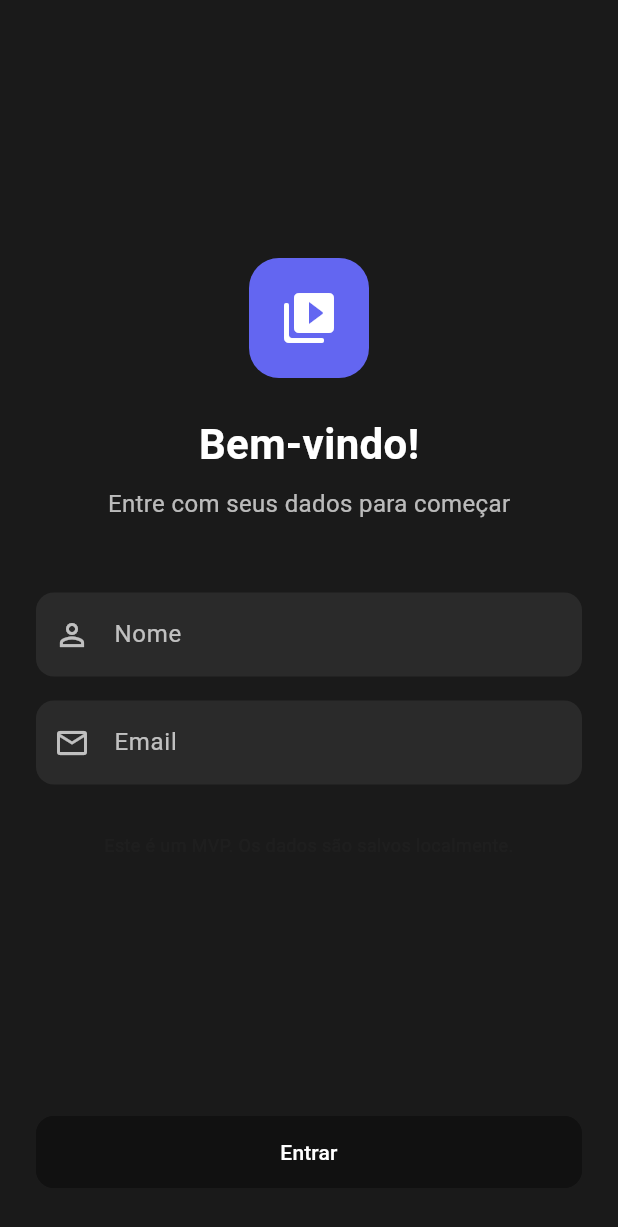
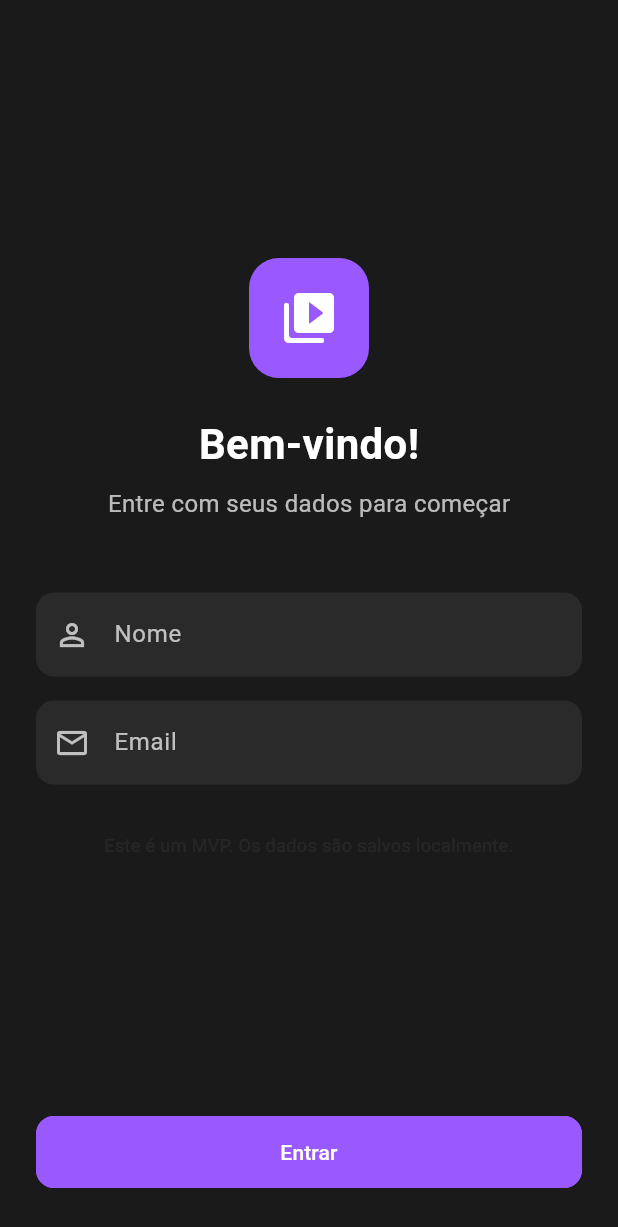
Before and after one commit to GabrielFVDev/edit-video, a Flutter app: the screen it shows after launch, on a phone screen of 412 x 824 dp. Shown: the top 1227 px of the screen. Run offline on Flutter 3.47's test engine with Material 3 defaults, Android fonts, the phone set to English and light mode, and no system bars; our stand-ins replace flutter_riverpod, go_router.

Commit message:
feat: Refactor color usage across the app to utilize AppColors class for consistency

```diff
--- a/lib/core/constants/app_colors.dart
+++ b/lib/core/constants/app_colors.dart
@@ -1,20 +1,150 @@
 import 'package:flutter/material.dart';
 
+/// Classe que centraliza todas as cores utilizadas no aplicativo
+/// Baseada no design system atual do projeto
 class AppColors {
-  static const Color background = Color.fromARGB(255, 20, 24, 38);
-  static const Color foreground = Color.fromARGB(255, 230, 235, 245);
-  static const Color primary = Color.fromARGB(255, 153, 89, 255);
-  static const Color accent = Color.fromARGB(255, 207, 51, 255);
+  // ========== CORES PRINCIPAIS ==========
 
+  /// Cor de fundo principal da aplicação
+  static const Color background = Color(0xFF1A1A1A);
+
+  /// Cor de superfície secundária (cards, inputs, etc)
+  static const Color surface = Color(0xFF2A2A2A);
+
+  /// Cor do texto principal
+  static const Color foreground = Color(0xFFFFFFFF);
+
+  /// Cor do texto secundário (subtítulos, placeholders)
+  static const Color foregroundSecondary = Color(
+    0xB3FFFFFF,
+  ); // white.withOpacity(0.7)
+
+  /// Cor do texto desabilitado
+  static const Color foregroundDisabled = Color(
+    0x0DFFFFFF,
+  ); // white.withAlpha(5)
+
+  // ========== CORES DE IDENTIDADE ==========
+
+  /// Cor primária roxa do aplicativo
+  static const Color primary = Color(0xFF9959FF); // 153, 89, 255
+
+  /// Cor secundária roxa/pink
+  static const Color secondary = Color(0xFFCF33FF); // 207, 51, 255
+
+  /// Cor de accent (botões primários)
+  static const Color accent = Color(0xFF6366F1);
+
+  // ========== CORES DE ESTADO ==========
+
+  /// Cor de sucesso
+  static const Color success = Color(0xFF22C55E); // 34, 197, 94
+
+  /// Cor de aviso/warning
+  static const Color warning = Color(0xFFFFBF36); // 255, 191, 54
+
+  /// Cor de erro
+  static const Color error = Color(0xFFFF0073);
+
+  /// Cor de erro padrão
+  static const Color errorDefault = Color(0xFFB00020);
+
+  // ========== CORES ESPECÍFICAS DO VÍDEO ==========
+
+  /// Cor primária para elementos de vídeo
   static const Color videoPrimary = primary;
-  static const Color videoSecondary = accent;
-  static const Color videoSuccess = Color.fromARGB(255, 34, 197, 94);
-  static const Color videoWarning = Color.fromARGB(255, 255, 191, 54);
-  static const Color videoTimeline = Color.fromARGB(255, 32, 38, 56);
 
+  /// Cor secundária para elementos de vídeo
+  static const Color videoSecondary = secondary;
+
+  /// Cor de sucesso para processamento de vídeo
+  static const Color videoSuccess = success;
+
+  /// Cor de warning para processamento de vídeo
+  static const Color videoWarning = warning;
+
+  /// Cor da timeline de vídeo
+  static const Color videoTimeline = Color(0xFF202638); // 32, 38, 56
+
+  // ========== CORES DE BOTÃO ==========
+
+  /// Cor primária para botões (roxa suave)
+  static const Color buttonPrimary = primary; // Usa a cor primária roxa
+
+  /// Cor secundária para botões (roxa mais suave)
+  static const Color buttonSecondary = Color(0xFF8B5FBF); // Roxa mais suave
+
+  /// Cor padrão de botão (estado normal) - roxa suave
+  static const Color buttonNormal = Color(0xFF7C3AED); // Roxa suave para botões
+
+  /// Cor de botão desabilitado
+  static const Color buttonDisabled = Color(0xFFB6B6B6);
+
+  /// Cor de botão em estado de erro
+  static const Color buttonError = error;
+
+  // ========== CORES COMPLEMENTARES ==========
+
+  /// Cor para texto em superfícies primárias
   static const Color onPrimary = foreground;
+
+  /// Cor para texto em superfícies de fundo
   static const Color onBackground = foreground;
-  static const Color onAccent = Colors.white;
 
-  static const Color error = Color(0xFFB00020);
+  /// Cor para texto em superfícies de accent
+  static const Color onAccent = foreground;
+
+  /// Cor para texto em superfícies de sucesso
+  static const Color onSuccess = foreground;
+
+  /// Cor para texto em superfícies de erro
+  static const Color onError = foreground;
+
+  /// Cor transparente
+  static const Color transparent = Colors.transparent;
+
+  // ========== GRADIENTES ==========
+
+  /// Gradiente principal do aplicativo
+  static const LinearGradient primaryGradient = LinearGradient(
+    colors: [primary, secondary],
+    begin: Alignment.topLeft,
+    end: Alignment.bottomRight,
+  );
+
+  /// Gradiente para botões
+  static const LinearGradient buttonGradient = LinearGradient(
+    colors: [accent, primary],
+    begin: Alignment.topLeft,
+    end: Alignment.bottomRight,
+  );
+
+  // ========== OPACIDADES COMUNS ==========
+
+  /// Opacidade para elementos desabilitados
+  static const double disabledOpacity = 0.5;
+
+  /// Opacidade para elementos secundários
+  static const double secondaryOpacity = 0.7;
+
+  /// Opacidade para overlays
+  static const double overlayOpacity = 0.8;
+
+  /// Opacidade para sombras
+  static const double shadowOpacity = 0.2;
 }
+
+/// Extensão para facilitar o uso de cores com opacidade
+extension AppColorsExtension on Color {
+  /// Retorna a cor com opacidade secundária
+  Color get withSecondaryOpacity => withOpacity(AppColors.secondaryOpacity);
+
+  /// Retorna a cor com opacidade de desabilitado
+  Color get withDisabledOpacity => withOpacity(AppColors.disabledOpacity);
+
+  /// Retorna a cor com opacidade de overlay
+  Color get withOverlayOpacity => withOpacity(AppColors.overlayOpacity);
+
+  /// Retorna a cor com opacidade de sombra
+  Color get withShadowOpacity => withOpacity(AppColors.shadowOpacity);
+}
--- a/lib/main.dart
+++ b/lib/main.dart
@@ -1,6 +1,7 @@
 import 'package:flutter/material.dart';
 import 'package:flutter_riverpod/flutter_riverpod.dart';
 import 'package:video_editor/core/routes.dart';
+import 'package:video_editor/core/constants/app_colors.dart';
 
 void main() {
   runApp(
@@ -24,9 +25,9 @@ class MyApp extends StatelessWidget {
         // Configuração de tema escuro para combinar com as telas
         brightness: Brightness.dark,
         primarySwatch: Colors.indigo,
-        scaffoldBackgroundColor: const Color(0xFF1A1A1A),
+        scaffoldBackgroundColor: AppColors.background,
         appBarTheme: const AppBarTheme(
-          backgroundColor: Color(0xFF1A1A1A),
+          backgroundColor: AppColors.background,
           elevation: 0,
         ),
       ),
--- a/lib/view/login/login_view.dart
+++ b/lib/view/login/login_view.dart
@@ -3,6 +3,7 @@ import 'package:flutter_riverpod/flutter_riverpod.dart';
 import 'package:go_router/go_router.dart';
 import 'package:video_editor/states/states.dart';
 import 'package:video_editor/viewmodel/login/login_viewmodel.dart';
+import 'package:video_editor/core/constants/app_colors.dart';
 
 import '../widgets/buttons/primary_button.dart';
 
@@ -60,7 +61,7 @@ class _LoginViewState extends ConsumerState<LoginView> {
           ScaffoldMessenger.of(context).showSnackBar(
             SnackBar(
               content: Text(next.error!),
-              backgroundColor: Colors.red,
+              backgroundColor: AppColors.error,
               behavior: SnackBarBehavior.floating,
               duration: const Duration(seconds: 3),
             ),
@@ -77,7 +78,7 @@ class _LoginViewState extends ConsumerState<LoginView> {
     );
 
     return Scaffold(
-      backgroundColor: const Color(0xFF1A1A1A),
+      backgroundColor: AppColors.background,
       body: SafeArea(
         child: Padding(
           padding: const EdgeInsets.all(24.0),
@@ -94,13 +95,13 @@ class _LoginViewState extends ConsumerState<LoginView> {
                       width: 80,
                       height: 80,
                       decoration: BoxDecoration(
-                        color: const Color(0xFF6366F1),
+                        color: AppColors.primary,
                         borderRadius: BorderRadius.circular(20),
                       ),
                       child: const Icon(
                         Icons.video_collection_rounded,
                         size: 40,
-                        color: Colors.white,
+                        color: AppColors.foreground,
                       ),
                     ),
                     const SizedBox(height: 24),
@@ -109,7 +110,7 @@ class _LoginViewState extends ConsumerState<LoginView> {
                       style: TextStyle(
                         fontSize: 28,
                         fontWeight: FontWeight.bold,
-                        color: Colors.white,
+                        color: AppColors.foreground,
                       ),
                     ),
                     const SizedBox(height: 8),
@@ -117,7 +118,7 @@ class _LoginViewState extends ConsumerState<LoginView> {
                       'Entre com seus dados para começar',
                       style: TextStyle(
                         fontSize: 16,
-                        color: Colors.white.withOpacity(0.7),
+                        color: AppColors.foregroundSecondary,
                       ),
                     ),
                   ],
@@ -127,22 +128,22 @@ class _LoginViewState extends ConsumerState<LoginView> {
                 // ✅ ESPECIALISTA: Campo Nome com validação otimizada
                 TextFormField(
                   controller: _nameController,
-                  style: const TextStyle(color: Colors.white),
+                  style: const TextStyle(color: AppColors.foreground),
                   textInputAction: TextInputAction.next,
                   decoration: InputDecoration(
                     labelText: 'Nome',
                     labelStyle: TextStyle(
-                      color: Colors.white.withOpacity(0.7),
+                      color: AppColors.foregroundSecondary,
                     ),
                     filled: true,
-                    fillColor: const Color(0xFF2A2A2A),
+                    fillColor: AppColors.surface,
                     border: OutlineInputBorder(
                       borderRadius: BorderRadius.circular(12),
                       borderSide: BorderSide.none,
                     ),
                     prefixIcon: Icon(
                       Icons.person_outline,
-                      color: Colors.white.withOpacity(0.7),
+                      color: AppColors.foregroundSecondary,
                     ),
                   ),
                   validator: (value) {
@@ -162,21 +163,21 @@ class _LoginViewState extends ConsumerState<LoginView> {
                   controller: _emailController,
                   keyboardType: TextInputType.emailAddress,
                   textInputAction: TextInputAction.done,
-                  style: const TextStyle(color: Colors.white),
+                  style: const TextStyle(color: AppColors.foreground),
                   decoration: InputDecoration(
                     labelText: 'Email',
                     labelStyle: TextStyle(
-                      color: Colors.white.withOpacity(0.7),
+                      color: AppColors.foregroundSecondary,
                     ),
                     filled: true,
-                    fillColor: const Color(0xFF2A2A2A),
+                    fillColor: AppColors.surface,
                     border: OutlineInputBorder(
                       borderRadius: BorderRadius.circular(12),
                       borderSide: BorderSide.none,
                     ),
                     prefixIcon: Icon(
                       Icons.email_outlined,
-                      color: Colors.white.withOpacity(0.7),
+                      color: AppColors.foregroundSecondary,
                     ),
                   ),
                   validator: (value) {
@@ -200,7 +201,7 @@ class _LoginViewState extends ConsumerState<LoginView> {
                   textAlign: TextAlign.center,
                   style: TextStyle(
                     fontSize: 12,
-                    color: Colors.white.withAlpha(5),
+                    color: AppColors.foregroundDisabled,
                   ),
                 ),
               ],
@@ -212,6 +213,7 @@ class _LoginViewState extends ConsumerState<LoginView> {
         padding: const EdgeInsets.only(left: 24.0, right: 24.0, bottom: 32.0),
         child: PrimaryButton.bigRounded(
           label: 'Entrar',
+          color: AppColors.primary,
           borderRadius: BorderRadius.circular(12),
           state: authState.isLoading
               ? StateButton.loading
--- a/lib/view/widgets/buttons/primary_button.dart
+++ b/lib/view/widgets/buttons/primary_button.dart
@@ -1,5 +1,6 @@
 import 'package:flutter/material.dart';
 import 'package:video_editor/view/widgets/loading/custom_loading.dart';
+import 'package:video_editor/core/constants/app_colors.dart';
 
 /// Enum representing the possible states of [PrimaryButton]
 enum StateButton {
@@ -52,11 +53,11 @@ class PrimaryButton extends StatelessWidget {
     required this.onPressed,
     this.state = StateButton.success,
     this.borderRadius,
-    this.color = const Color(0xFF111111),
+    this.color = AppColors.buttonPrimary,
     this.width = 327,
     this.height = 48,
     this.icon,
-    this.borderColor = Colors.transparent,
+    this.borderColor = AppColors.transparent,
     required String factoryName,
   }) : _factoryName = factoryName;
 
@@ -74,7 +75,7 @@ class PrimaryButton extends StatelessWidget {
     required String label,
     required VoidCallback onPressed,
     StateButton state = StateButton.success,
-    Color color = const Color(0xFF111111),
+    Color color = AppColors.buttonPrimary,
     double width = double.infinity,
     double height = 48,
     IconData? icon,
@@ -109,8 +110,8 @@ class PrimaryButton extends StatelessWidget {
     required String label,
     required VoidCallback onPressed,
     StateButton state = StateButton.success,
-    Color color = Colors.transparent,
-    Color borderColor = const Color(0xFF111111),
+    Color color = AppColors.transparent,
+    Color borderColor = AppColors.buttonPrimary,
     double width = double.infinity,
     double height = 48,
     IconData? icon,
@@ -144,7 +145,7 @@ class PrimaryButton extends StatelessWidget {
     required String label,
     required VoidCallback onPressed,
     StateButton state = StateButton.success,
-    Color color = Colors.transparent,
+    Color color = AppColors.transparent,
     double width = double.infinity,
     BorderRadiusGeometry? borderRadius,
     double height = 48,
@@ -178,7 +179,7 @@ class PrimaryButton extends StatelessWidget {
     required String label,
     required VoidCallback onPressed,
     StateButton state = StateButton.success,
-    Color color = const Color(0xFF111111),
+    Color color = AppColors.buttonPrimary,
     double width = double.infinity,
     double height = 48,
     BorderRadiusGeometry? borderRadius,
@@ -212,7 +213,7 @@ class PrimaryButton extends StatelessWidget {
     required String label,
     required VoidCallback onPressed,
     StateButton state = StateButton.success,
-    Color color = const Color(0xFF111111),
+    Color color = AppColors.buttonPrimary,
     double width = double.infinity,
     double height = 48,
     IconData? icon,
@@ -246,7 +247,7 @@ class PrimaryButton extends StatelessWidget {
     required String label,
     required VoidCallback onPressed,
     StateButton state = StateButton.success,
-    Color color = const Color(0xFF111111),
+    Color color = AppColors.buttonPrimary,
     double width = 87,
     double height = 48,
     IconData? icon,
@@ -280,7 +281,7 @@ class PrimaryButton extends StatelessWidget {
     required String label,
     required VoidCallback onPressed,
     StateButton state = StateButton.success,
-    Color color = const Color(0xFF111111),
+    Color color = AppColors.buttonPrimary,
     double width = 87,
     double height = 48,
     IconData? icon,
@@ -309,8 +310,8 @@ class PrimaryButton extends StatelessWidget {
     required BorderRadiusGeometry borderRadius,
     required double width,
     required double height,
-    Color borderColor = const Color(0xFF111111),
-    Color color = Colors.transparent,
+    Color borderColor = AppColors.buttonPrimary,
+    Color color = AppColors.transparent,
     IconData? icon,
   }) {
     return PrimaryButton._(
@@ -338,13 +339,13 @@ class PrimaryButton extends StatelessWidget {
     /// Gets the background color based on the button state and style
     Color getColorState(StateButton state) {
       if (_factoryName == 'onlyText' || _factoryName == 'outlined') {
-        return Colors.transparent;
+        return AppColors.transparent;
       }
 
       return switch (state) {
-        StateButton.success => const Color(0xFF111111),
-        StateButton.disabled => const Color(0xFFB6B6B6),
-        StateButton.error => const Color(0xFFFF0073),
+        StateButton.success => AppColors.buttonPrimary,
+        StateButton.disabled => AppColors.buttonDisabled,
+        StateButton.error => AppColors.buttonError,
         StateButton.loading => color,
       };
     }
@@ -352,14 +353,14 @@ class PrimaryButton extends StatelessWidget {
     /// Gets the border color based on the button state and style
     Color getColorBorder(StateButton state) {
       if (_factoryName == 'onlyText') {
-        return Colors.transparent;
+        return AppColors.transparent;
       }
 
       return switch (state) {
-        StateButton.success => const Color(0xFF111111),
-        StateButton.disabled => const Color(0xFFB6B6B6),
-        StateButton.error => const Color(0xFFFF0073),
-        StateButton.loading => Colors.transparent,
+        StateButton.success => AppColors.buttonPrimary,
+        StateButton.disabled => AppColors.buttonDisabled,
+        StateButton.error => AppColors.buttonError,
+        StateButton.loading => AppColors.transparent,
       };
     }
 
@@ -367,18 +368,18 @@ class PrimaryButton extends StatelessWidget {
     Color getColorText(StateButton state) {
       if (_factoryName == 'onlyText' || _factoryName == 'outlined') {
         return switch (state) {
-          StateButton.success => const Color(0xFF111111),
-          StateButton.disabled => const Color(0xFF717171),
-          StateButton.error => const Color(0xFFFF0073),
-          StateButton.loading => const Color(0xFF111111),
+          StateButton.success => AppColors.buttonPrimary,
+          StateButton.disabled => AppColors.buttonDisabled,
+          StateButton.error => AppColors.buttonError,
+          StateButton.loading => AppColors.buttonPrimary,
         };
       }
 
       return switch (state) {
-        StateButton.success => Colors.white,
-        StateButton.disabled => const Color(0xFF717171),
-        StateButton.error => Colors.white,
-        StateButton.loading => Colors.white,
+        StateButton.success => AppColors.foreground,
+        StateButton.disabled => AppColors.buttonDisabled,
+        StateButton.error => AppColors.foreground,
+        StateButton.loading => AppColors.foreground,
       };
     }
 
```
Also changed, not shown: lib/view/home/home_view.dart (+44 -43 lines), lib/view/widgets/loading/custom_loading.dart (+5 -4 lines).
